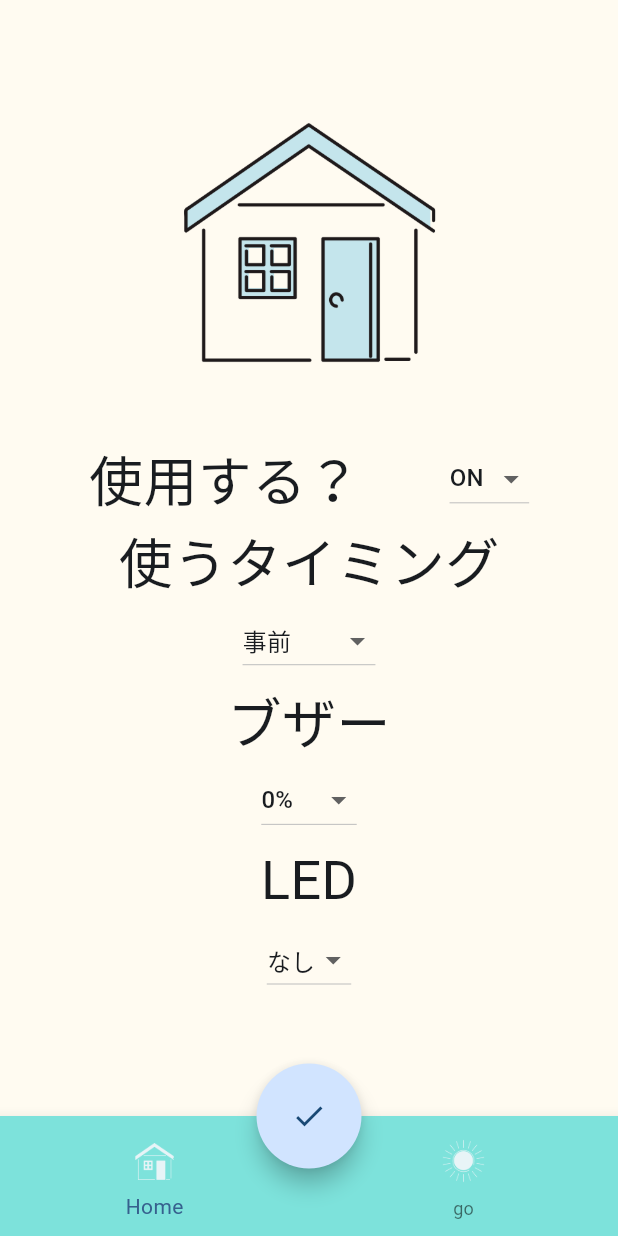
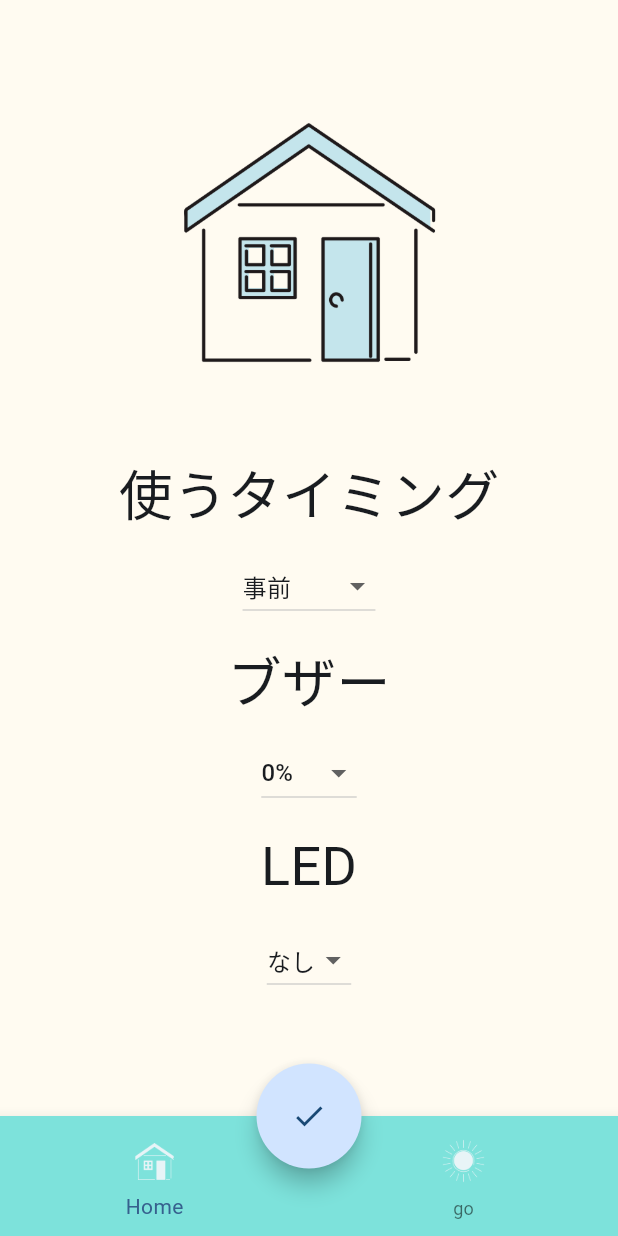
Before and after one commit to haruna1256/tech_seeker_2023, a Flutter app: the RoomPage screen opened directly, on a phone screen of 412 x 824 dp. Run offline on Flutter 3.47's test engine with Material 2 defaults, Android fonts, the phone set to English and light mode, and no system bars; our stand-ins replace flutter_blue_plus, permission_handler.

Commit message:
部屋に必要かの設定を消した

```diff
--- a/lib/room.dart
+++ b/lib/room.dart
@@ -115,7 +115,7 @@ class RoomPageState extends State<RoomPage> {
           children: <Widget>[
             Padding(padding: const EdgeInsets.only(top: 30 ),child:Image.asset('images/家.png',width:260,height: 260,),),
 
-            Row(mainAxisAlignment: MainAxisAlignment.spaceEvenly, children: [
+            /*Row(mainAxisAlignment: MainAxisAlignment.spaceEvenly, children: [
               const Text('使用する？',
                   style: TextStyle(
                     fontSize: 36,
@@ -137,7 +137,7 @@ class RoomPageState extends State<RoomPage> {
                 },
                 value: needing,
               )
-            ]),
+            ]),*/
 
             const Text('使うタイミング',
                 style: TextStyle(
```
